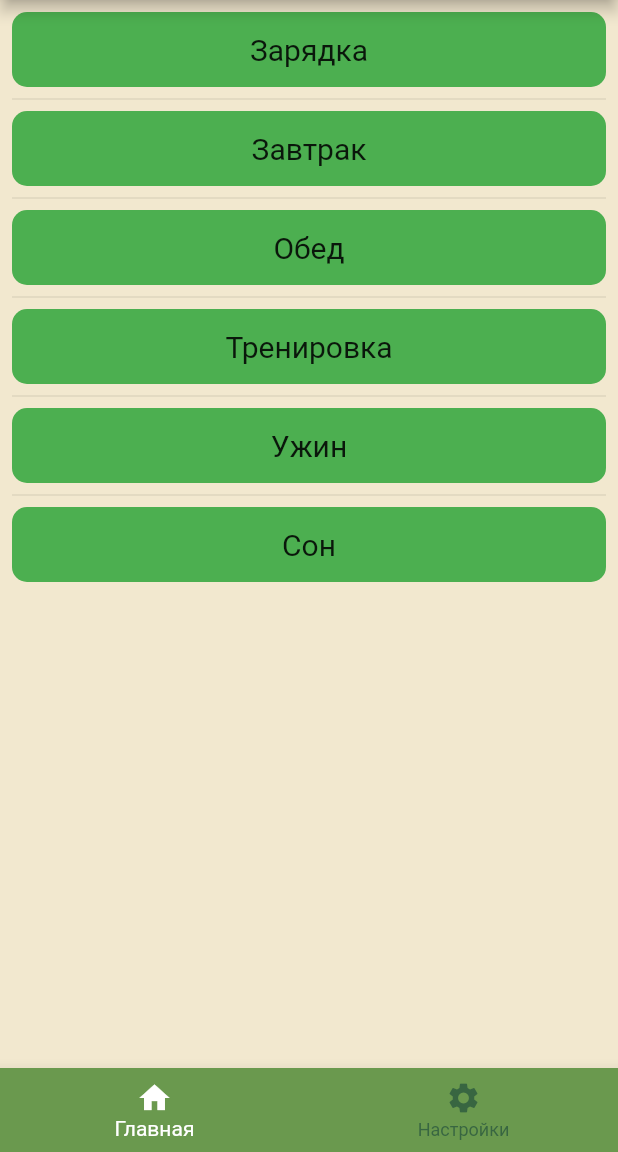
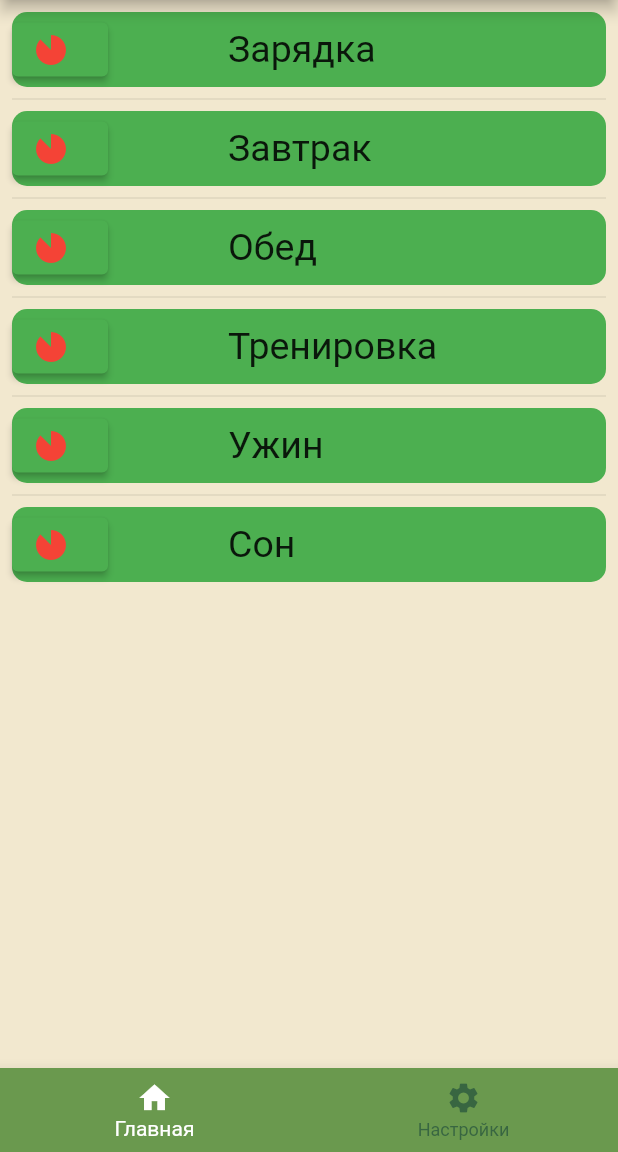
Before and after one commit to MrSolo501/Health-Helper, a Flutter app: the screen it shows after launch, on a phone screen of 412 x 824 dp, the part 84-1236 px from its top. Run offline on Flutter 3.47's test engine with Material 2 defaults, Android fonts, the phone set to English and light mode, and no system bars.

Commit message:
улучшил задания на день

```diff
--- a/lib/tasks_list/tasks_list.dart
+++ b/lib/tasks_list/tasks_list.dart
@@ -13,6 +13,7 @@ class TasksListWidget extends StatelessWidget {
       'Ужин',
       'Сон'
     ];
+    var col = Colors.green;
 
     return ListView.separated(
       padding: const EdgeInsets.all(8),
@@ -20,14 +21,26 @@ class TasksListWidget extends StatelessWidget {
       itemBuilder: (BuildContext context, int index) {
         return Container(
           decoration: BoxDecoration(
-              borderRadius: BorderRadius.all(Radius.circular(10)),color: Colors.green),
+              borderRadius: BorderRadius.all(Radius.circular(10)), color: col),
           height: 50,
-          child: Center(
+          child: Row(
+            children: [
+              ElevatedButton.icon(
+                  onPressed: () {},
+                  icon: Icon(
+                    Icons.incomplete_circle_sharp,
+                    color: Colors.red,
+                  ),
+                  label: Text('')),
+              Padding(padding: EdgeInsets.fromLTRB(80,0, 50, 0),
               child: Text(
-            '${entries[index]}',
-            style: TextStyle(fontSize: 20),
-          )),
+                '${entries[index]}',
+                style: TextStyle(fontSize: 25),
+              )),
+            ],
+          ),
         );
+        //child: Center(child: Text('Entry ${entries[index]}'))
       },
       separatorBuilder: (BuildContext context, int index) => const Divider(),
     );
```
